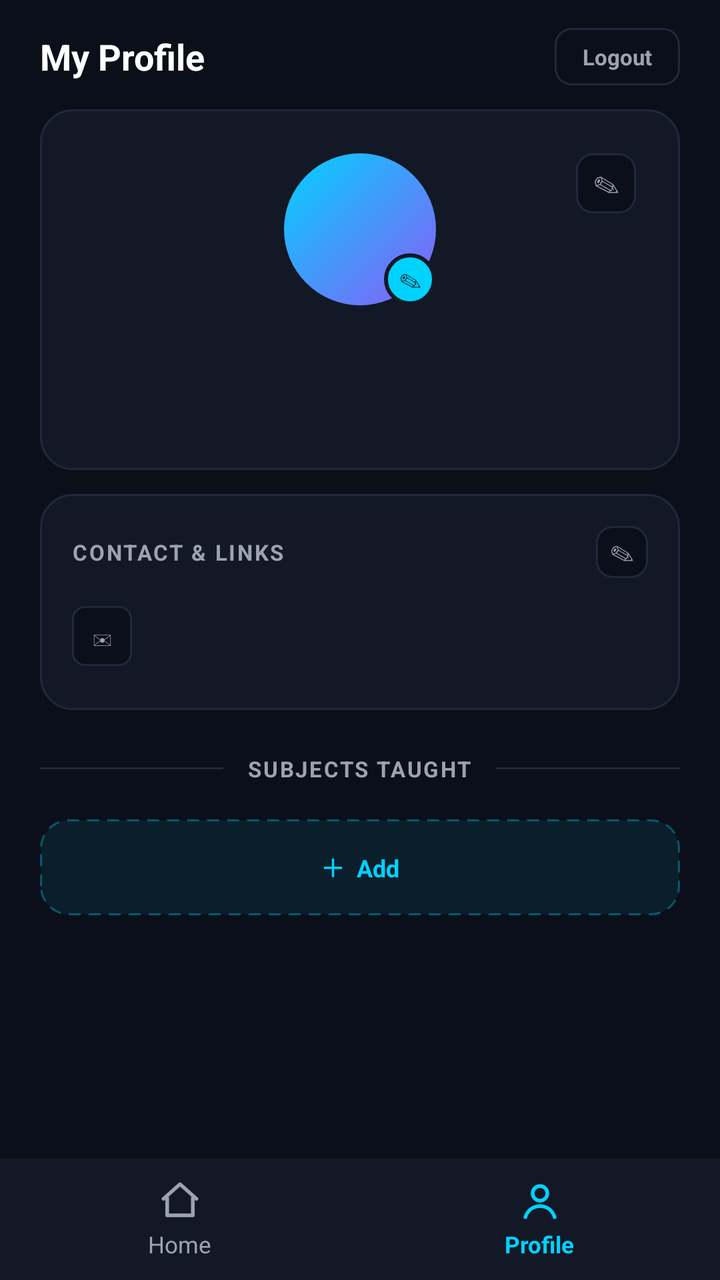
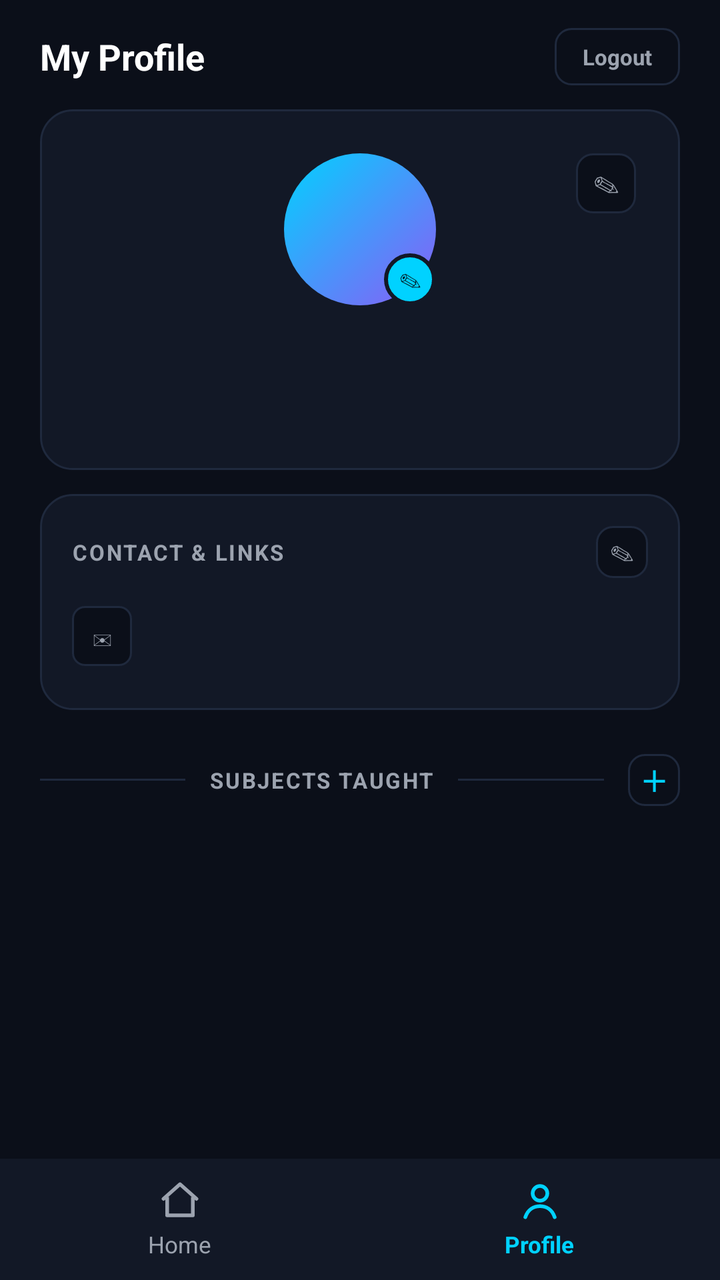

An Android layout rendered at two revisions. The XML below is the earlier revision; the diff shows what the commit changed to produce the second picture.
<!-- AndroidManifest.xml: application theme Theme.CampusConnect -->
<!-- res/layout/activity_faculty_home.xml -->
<?xml version="1.0" encoding="utf-8"?>
<LinearLayout xmlns:android="http://schemas.android.com/apk/res/android"
    xmlns:app="http://schemas.android.com/apk/res-auto"
    android:layout_width="match_parent"
    android:layout_height="match_parent"
    android:orientation="vertical"
    android:background="@color/color_background">

    
    <LinearLayout
        android:layout_width="match_parent"
        android:layout_height="wrap_content"
        android:orientation="horizontal"
        android:gravity="center_vertical"
        android:paddingStart="20dp"
        android:paddingEnd="20dp"
        android:paddingTop="14dp"
        android:paddingBottom="12dp">

        <TextView
            android:layout_width="0dp"
            android:layout_height="wrap_content"
            android:layout_weight="1"
            android:text="My Profile"
            android:textColor="@color/color_text_primary"
            android:textSize="18sp"
            android:textStyle="bold" />

        <TextView
            android:id="@+id/btnLogout"
            android:layout_width="wrap_content"
            android:layout_height="wrap_content"
            android:background="@drawable/bg_button_outline"
            android:paddingStart="14dp"
            android:paddingEnd="14dp"
            android:paddingTop="7dp"
            android:paddingBottom="7dp"
            android:text="@string/btn_logout"
            android:textColor="@color/color_muted"
            android:textSize="11sp"
            android:textStyle="bold" />
    </LinearLayout>

    <ScrollView
        android:layout_width="match_parent"
        android:layout_height="0dp"
        android:layout_weight="1"
        android:fillViewport="true">

        <LinearLayout
            android:layout_width="match_parent"
            android:layout_height="wrap_content"
            android:orientation="vertical"
            android:paddingStart="20dp"
            android:paddingEnd="20dp"
            android:paddingBottom="24dp">

            
            <TextView
                android:id="@+id/tvNotVerifiedBanner"
                android:layout_width="match_parent"
                android:layout_height="wrap_content"
                android:background="@drawable/bg_error_banner"
                android:padding="12dp"
                android:text="@string/faculty_not_verified_banner"
                android:textColor="@color/color_red"
                android:textSize="12sp"
                android:textStyle="bold"
                android:lineSpacingMultiplier="1.35"
                android:layout_marginBottom="12dp"
                android:visibility="gone" />

            
            <RelativeLayout
                android:layout_width="match_parent"
                android:layout_height="wrap_content"
                android:background="@drawable/bg_card"
                android:padding="22dp">

                <TextView
                    android:id="@+id/btnEditIdentity"
                    android:layout_width="30dp"
                    android:layout_height="30dp"
                    android:layout_alignParentEnd="true"
                    android:background="@drawable/bg_button_outline"
                    android:gravity="center"
                    android:text="✎"
                    android:textColor="@color/color_muted"
                    android:textSize="13sp" />

                <FrameLayout
                    android:id="@+id/avatarFrame"
                    android:layout_width="76dp"
                    android:layout_height="76dp"
                    android:layout_centerHorizontal="true">

                    <TextView
                        android:id="@+id/tvAvatarInitials"
                        android:layout_width="76dp"
                        android:layout_height="76dp"
                        android:background="@drawable/bg_avatar_gradient"
                        android:gravity="center"
                        android:textColor="#04121A"
                        android:textSize="24sp"
                        android:textStyle="bold" />

                    <de.hdodenhof.circleimageview.CircleImageView
                        android:id="@+id/ivAvatar"
                        android:layout_width="76dp"
                        android:layout_height="76dp"
                        android:visibility="gone"
                        android:scaleType="centerCrop" />

                    <TextView
                        android:id="@+id/btnChangePhoto"
                        android:layout_width="26dp"
                        android:layout_height="26dp"
                        android:layout_gravity="bottom|end"
                        android:background="@drawable/bg_camera_badge"
                        android:gravity="center"
                        android:text="✎"
                        android:textColor="#04121A"
                        android:textSize="11sp" />
                </FrameLayout>

                <TextView
                    android:id="@+id/tvName"
                    android:layout_width="match_parent"
                    android:layout_height="wrap_content"
                    android:layout_below="@id/avatarFrame"
                    android:layout_marginTop="14dp"
                    android:gravity="center"
                    android:textColor="@color/color_text_primary"
                    android:textSize="19sp"
                    android:textStyle="bold" />

                <TextView
                    android:id="@+id/tvDesignation"
                    android:layout_width="match_parent"
                    android:layout_height="wrap_content"
                    android:layout_below="@id/tvName"
                    android:layout_marginTop="3dp"
                    android:gravity="center"
                    android:textColor="@color/color_cyan"
                    android:textSize="13sp" />
            </RelativeLayout>

            
            <LinearLayout
                android:layout_width="match_parent"
                android:layout_height="wrap_content"
                android:orientation="vertical"
                android:background="@drawable/bg_card"
                android:padding="16dp"
                android:layout_marginTop="12dp">

                <LinearLayout
                    android:layout_width="match_parent"
                    android:layout_height="wrap_content"
                    android:orientation="horizontal"
                    android:gravity="center_vertical"
                    android:layout_marginBottom="8dp">

                    <TextView
                        android:layout_width="0dp"
                        android:layout_height="wrap_content"
                        android:layout_weight="1"
                        android:text="CONTACT &amp; LINKS"
                        android:textColor="@color/color_muted"
                        android:textSize="11sp"
                        android:textStyle="bold"
                        android:letterSpacing="0.08" />

                    <TextView
                        android:id="@+id/btnEditContact"
                        android:layout_width="26dp"
                        android:layout_height="26dp"
                        android:background="@drawable/bg_button_outline"
                        android:gravity="center"
                        android:text="✎"
                        android:textColor="@color/color_muted"
                        android:textSize="12sp" />
                </LinearLayout>

                
                <LinearLayout
                    android:layout_width="match_parent"
                    android:layout_height="wrap_content"
                    android:orientation="horizontal"
                    android:gravity="center_vertical"
                    android:paddingTop="6dp"
                    android:paddingBottom="6dp">

                    <TextView
                        android:layout_width="30dp"
                        android:layout_height="30dp"
                        android:background="@drawable/bg_badge"
                        android:gravity="center"
                        android:text="✉"
                        android:textColor="@color/color_muted"
                        android:textSize="13sp" />

                    <TextView
                        android:id="@+id/tvEmail"
                        android:layout_width="0dp"
                        android:layout_height="wrap_content"
                        android:layout_weight="1"
                        android:layout_marginStart="12dp"
                        android:maxLines="1"
                        android:ellipsize="end"
                        android:textColor="@color/color_text_body"
                        android:textSize="13sp" />
                </LinearLayout>

                
                <LinearLayout
                    android:id="@+id/linksContainer"
                    android:layout_width="match_parent"
                    android:layout_height="wrap_content"
                    android:orientation="vertical" />
            </LinearLayout>

            
            <LinearLayout
                android:layout_width="match_parent"
                android:layout_height="wrap_content"
                android:orientation="horizontal"
                android:gravity="center_vertical"
                android:layout_marginTop="22dp"
                android:layout_marginBottom="12dp">

                <View
                    android:layout_width="0dp"
                    android:layout_height="1dp"
                    android:layout_weight="1"
                    android:background="@color/color_border" />

                <TextView
                    android:layout_width="wrap_content"
                    android:layout_height="wrap_content"
                    android:layout_marginStart="12dp"
                    android:layout_marginEnd="12dp"
                    android:text="@string/subjects_taught"
                    android:textColor="@color/color_muted"
                    android:textSize="11sp"
                    android:textStyle="bold"
                    android:letterSpacing="0.08" />

                <View
                    android:layout_width="0dp"
                    android:layout_height="1dp"
                    android:layout_weight="1"
                    android:background="@color/color_border" />
            </LinearLayout>

            <LinearLayout
                android:id="@+id/subjectsContainer"
                android:layout_width="match_parent"
                android:layout_height="wrap_content"
                android:orientation="vertical" />

            <TextView
                android:id="@+id/btnAddSubject"
                android:layout_width="match_parent"
                android:layout_height="48dp"
                android:layout_marginTop="6dp"
                android:gravity="center"
                android:text="＋  Add"
                android:textColor="@color/color_cyan"
                android:textSize="12sp"
                android:textStyle="bold"
                android:background="@drawable/bg_add_dashed" />

        </LinearLayout>
    </ScrollView>

    
    <LinearLayout
        android:layout_width="match_parent"
        android:layout_height="wrap_content"
        android:orientation="horizontal"
        android:background="@color/color_card"
        android:paddingTop="10dp"
        android:paddingBottom="10dp">

        <LinearLayout
            android:id="@+id/navHome"
            android:layout_width="0dp"
            android:layout_height="wrap_content"
            android:layout_weight="1"
            android:orientation="vertical"
            android:gravity="center"
            android:background="?attr/selectableItemBackgroundBorderless"
            android:clickable="true"
            android:focusable="true">

            <ImageView
                android:layout_width="22dp"
                android:layout_height="22dp"
                android:src="@drawable/ic_nav_home"
                android:tint="@color/color_muted"
                android:contentDescription="@null" />

            <TextView
                android:layout_width="wrap_content"
                android:layout_height="wrap_content"
                android:layout_marginTop="3dp"
                android:text="@string/label_home"
                android:textColor="@color/color_muted"
                android:textSize="11.5sp" />
        </LinearLayout>

        <LinearLayout
            android:layout_width="0dp"
            android:layout_height="wrap_content"
            android:layout_weight="1"
            android:orientation="vertical"
            android:gravity="center">

            <ImageView
                android:layout_width="22dp"
                android:layout_height="22dp"
                android:src="@drawable/ic_nav_profile"
                android:tint="@color/color_cyan"
                android:contentDescription="@null" />

            <TextView
                android:layout_width="wrap_content"
                android:layout_height="wrap_content"
                android:layout_marginTop="3dp"
                android:text="@string/label_profile"
                android:textColor="@color/color_cyan"
                android:textSize="11.5sp"
                android:textStyle="bold" />
        </LinearLayout>
    </LinearLayout>

</LinearLayout>
<!-- resources referenced by this layout -->
<resources>
  <color name="color_background">#0B0F19</color>
  <color name="color_border">#1F293D</color>
  <color name="color_card">#121826</color>
  <color name="color_cyan">#00D2FF</color>
  <color name="color_muted">#9CA3AF</color>
  <color name="color_red">#EF4444</color>
  <color name="color_text_body">#CBD5E1</color>
  <color name="color_text_primary">#FFFFFF</color>
  <!-- drawable bg_add_dashed (drawable) -->
  <?xml version="1.0" encoding="utf-8"?>
  <shape xmlns:android="http://schemas.android.com/apk/res/android"
      android:shape="rectangle">
      <solid android:color="#1400D2FF" />
      <corners android:radius="14dp" />
      <stroke
          android:width="1dp"
          android:color="#5900D2FF"
          android:dashWidth="6dp"
          android:dashGap="4dp" />
  </shape>
  <!-- drawable bg_avatar_gradient (drawable) -->
  <?xml version="1.0" encoding="utf-8"?>
  <shape xmlns:android="http://schemas.android.com/apk/res/android"
      android:shape="oval">
      <gradient
          android:type="linear"
          android:angle="315"
          android:startColor="@color/color_cyan"
          android:endColor="@color/color_purple"/>
  </shape>
  <!-- drawable bg_badge (drawable) -->
  <?xml version="1.0" encoding="utf-8"?>
  <shape xmlns:android="http://schemas.android.com/apk/res/android"
      android:shape="rectangle">
      <solid android:color="@color/color_background"/>
      <stroke
          android:width="1dp"
          android:color="@color/color_border"/>
      <corners android:radius="6dp"/>
  </shape>
  <!-- drawable bg_button_outline (drawable) -->
  <?xml version="1.0" encoding="utf-8"?>
  <shape xmlns:android="http://schemas.android.com/apk/res/android"
      android:shape="rectangle">
      <solid android:color="@color/color_background"/>
      <stroke
          android:width="1dp"
          android:color="@color/color_border"/>
      <corners android:radius="8dp"/>
  </shape>
  <!-- drawable bg_camera_badge (drawable) -->
  <?xml version="1.0" encoding="utf-8"?>
  <shape xmlns:android="http://schemas.android.com/apk/res/android"
      android:shape="oval">
      <solid android:color="@color/color_cyan"/>
      <stroke
          android:width="2dp"
          android:color="@color/color_card"/>
  </shape>
  <!-- drawable bg_card (drawable) -->
  <?xml version="1.0" encoding="utf-8"?>
  <shape xmlns:android="http://schemas.android.com/apk/res/android"
      android:shape="rectangle">
      <solid android:color="@color/color_card"/>
      <stroke
          android:width="1dp"
          android:color="@color/color_border"/>
      <corners android:radius="16dp"/>
  </shape>
  <!-- drawable bg_error_banner (drawable) -->
  <?xml version="1.0" encoding="utf-8"?>
  <shape xmlns:android="http://schemas.android.com/apk/res/android"
      android:shape="rectangle">
      <solid android:color="#1FEF4444" />
      <corners android:radius="12dp" />
      <stroke
          android:width="1dp"
          android:color="#59EF4444" />
  </shape>
  <!-- drawable ic_nav_profile (drawable) -->
  <?xml version="1.0" encoding="utf-8"?>
  <vector xmlns:android="http://schemas.android.com/apk/res/android"
      android:width="24dp"
      android:height="24dp"
      android:viewportWidth="24"
      android:viewportHeight="24">
      <path
          android:pathData="M8,8 A4,4 0 1,0 16,8 A4,4 0 1,0 8,8"
          android:strokeColor="#FFFFFF"
          android:strokeWidth="2"
          android:fillColor="#00000000"/>
      <path
          android:pathData="M4 21c1.5-4.5 5-6 8-6s6.5 1.5 8 6"
          android:strokeColor="#FFFFFF"
          android:strokeWidth="2"
          android:strokeLineCap="round"
          android:fillColor="#00000000"/>
  </vector>
  <string name="btn_logout">Logout</string>
  <string name="faculty_not_verified_banner">⚠  Account not verified — an admin must approve your account before you can create subjects.</string>
  <string name="label_home">Home</string>
  <string name="label_profile">Profile</string>
  <string name="subjects_taught">SUBJECTS TAUGHT</string>
  <color name="color_purple">#8B5CF6</color>
  <!-- unchanged entries left out for length: 2 -->
</resources>

<!-- the commit's change to res/layout/activity_faculty_home.xml (unified diff, before → after) -->
@@ -251,6 +251,19 @@
                     android:layout_height="1dp"
                     android:layout_weight="1"
                     android:background="@color/color_border" />
+
+                <TextView
+                    android:id="@+id/btnAddSubject"
+                    android:layout_width="26dp"
+                    android:layout_height="26dp"
+                    android:layout_marginStart="12dp"
+                    android:background="@drawable/bg_button_outline"
+                    android:gravity="center"
+                    android:text="＋"
+                    android:textColor="@color/color_cyan"
+                    android:textSize="14sp"
+                    android:textStyle="bold"
+                    android:contentDescription="@string/subject_add_btn" />
             </LinearLayout>
 
             <LinearLayout
@@ -258,18 +271,6 @@
                 android:layout_width="match_parent"
                 android:layout_height="wrap_content"
                 android:orientation="vertical" />
-
-            <TextView
-                android:id="@+id/btnAddSubject"
-                android:layout_width="match_parent"
-                android:layout_height="48dp"
-                android:layout_marginTop="6dp"
-                android:gravity="center"
-                android:text="＋  Add"
-                android:textColor="@color/color_cyan"
-                android:textSize="12sp"
-                android:textStyle="bold"
-                android:background="@drawable/bg_add_dashed" />
 
         </LinearLayout>
     </ScrollView>
<!-- resource entries referenced after the edit -->
@@ -8,18 +8,6 @@
   <color name="color_red">#EF4444</color>
   <color name="color_text_body">#CBD5E1</color>
   <color name="color_text_primary">#FFFFFF</color>
-  <!-- drawable bg_add_dashed (drawable) -->
-  <?xml version="1.0" encoding="utf-8"?>
-  <shape xmlns:android="http://schemas.android.com/apk/res/android"
-      android:shape="rectangle">
-      <solid android:color="#1400D2FF" />
-      <corners android:radius="14dp" />
-      <stroke
-          android:width="1dp"
-          android:color="#5900D2FF"
-          android:dashWidth="6dp"
-          android:dashGap="4dp" />
-  </shape>
   <!-- drawable bg_avatar_gradient (drawable) -->
   <?xml version="1.0" encoding="utf-8"?>
   <shape xmlns:android="http://schemas.android.com/apk/res/android"
@@ -102,6 +90,7 @@
   <string name="faculty_not_verified_banner">⚠  Account not verified — an admin must approve your account before you can create subjects.</string>
   <string name="label_home">Home</string>
   <string name="label_profile">Profile</string>
+  <string name="subject_add_btn">Add Subject</string>
   <string name="subjects_taught">SUBJECTS TAUGHT</string>
   <color name="color_purple">#8B5CF6</color>
   <!-- unchanged entries left out for length: 2 -->
